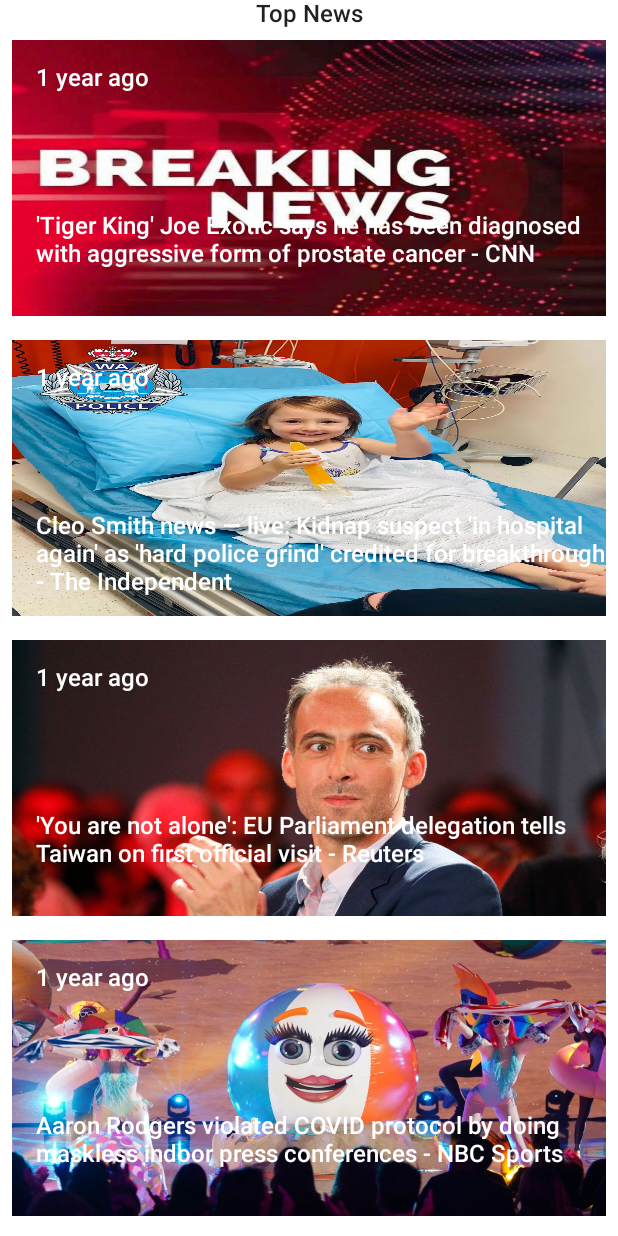
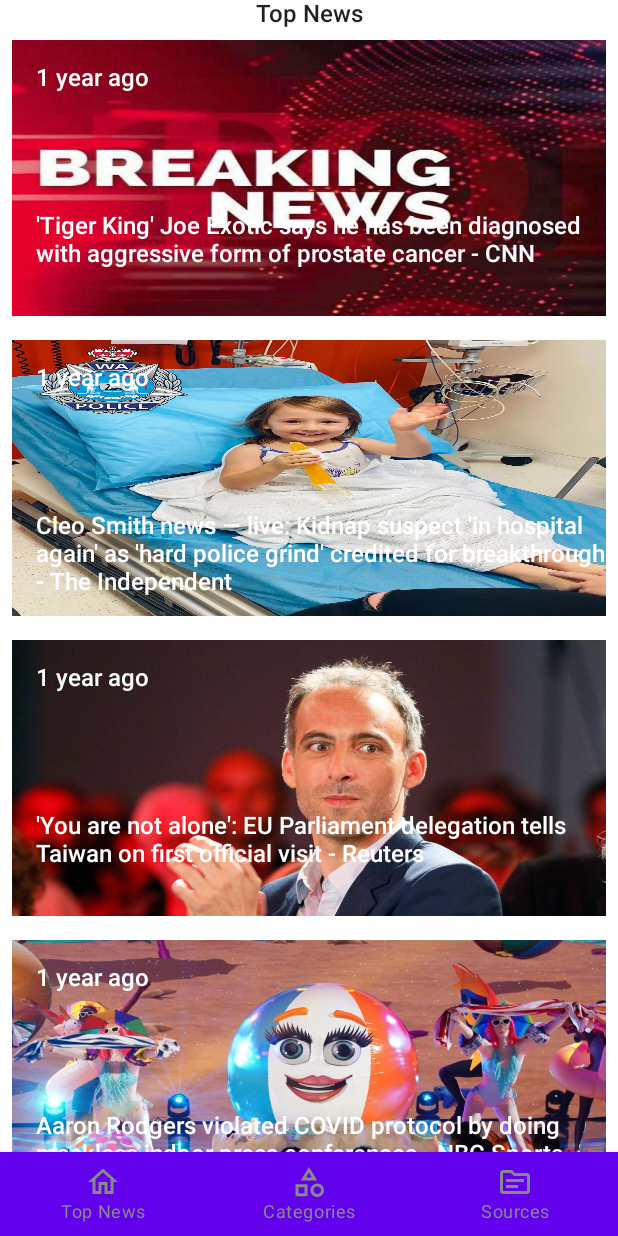
Before and after one commit to Lastlilith/NewsAppCompose, an Android app built with Jetpack Compose: the screen it shows after launch (MainActivity), on a phone screen of 412 x 824 dp. Run offline under Robolectric (Android 15) with nearby library versions, the phone set to English and light mode, and no system bars.

Commit message:
Added bottom navigation

```diff
--- a/app/build.gradle
+++ b/app/build.gradle
@@ -49,6 +49,7 @@ android {
 
 dependencies {
     implementation("androidx.navigation:navigation-compose:2.4.0-rc01")
+    implementation "androidx.compose.material:material-icons-extended:$compose_version"
 
     implementation 'androidx.core:core-ktx:1.7.0'
     implementation 'androidx.appcompat:appcompat:1.4.1'
--- /dev/null
+++ b/app/src/main/java/com/example/newsappcompose/BottomMenuScreen.kt
@@ -0,0 +1,16 @@
+package com.example.newsappcompose
+
+import androidx.compose.material.icons.Icons
+import androidx.compose.material.icons.outlined.Category
+import androidx.compose.material.icons.outlined.Home
+import androidx.compose.material.icons.outlined.Source
+import androidx.compose.ui.graphics.vector.ImageVector
+
+sealed class BottomMenuScreen(val route: String, val icon: ImageVector, val title: String) {
+
+    object TopNews: BottomMenuScreen("top news", icon = Icons.Outlined.Home, title = "Top News")
+
+    object Categories: BottomMenuScreen("categories", icon = Icons.Outlined.Category, title = "Categories")
+
+    object Sources: BottomMenuScreen("sources", icon = Icons.Outlined.Source, title = "Sources")
+}
--- /dev/null
+++ b/app/src/main/java/com/example/newsappcompose/components/BottomMenu.kt
@@ -0,0 +1,47 @@
+package com.example.newsappcompose.components
+
+import androidx.compose.material.BottomNavigation
+import androidx.compose.material.BottomNavigationItem
+import androidx.compose.material.Icon
+import androidx.compose.material.Text
+import androidx.compose.runtime.Composable
+import androidx.compose.runtime.getValue
+import androidx.compose.ui.graphics.Color
+import androidx.compose.ui.res.colorResource
+import androidx.navigation.NavController
+import androidx.navigation.compose.currentBackStackEntryAsState
+import com.example.newsappcompose.BottomMenuScreen
+import com.example.newsappcompose.R
+
+@Composable
+fun BottomMenu(navController: NavController) {
+    val menuItem =
+        listOf(BottomMenuScreen.TopNews, BottomMenuScreen.Categories, BottomMenuScreen.Sources)
+
+    BottomNavigation(contentColor = colorResource(id = R.color.white)) {
+        val navBackStackEntry by navController.currentBackStackEntryAsState()
+        val currentRoute = navBackStackEntry?.destination?.route
+        menuItem.forEach {
+            BottomNavigationItem(
+                label = { Text(text = it.title) },
+                alwaysShowLabel = true,
+                selectedContentColor = Color.White,
+                unselectedContentColor = Color.Gray,
+                selected = currentRoute == it.route,
+                onClick = {
+                    navController.navigate(it.route) {
+                        navController.graph.startDestinationRoute?.let {
+                            route ->
+                            popUpTo(route) {
+                                saveState = true
+                            }
+                        }
+                        launchSingleTop = true
+                        restoreState = true
+                    }
+                },
+                icon = { Icon(imageVector = it.icon, contentDescription = it.title) }
+            )
+        }
+    }
+}
--- a/app/src/main/java/com/example/newsappcompose/ui/NewsApp.kt
+++ b/app/src/main/java/com/example/newsappcompose/ui/NewsApp.kt
@@ -1,27 +1,41 @@
 package com.example.newsappcompose.ui
 
+import androidx.compose.foundation.ScrollState
 import androidx.compose.foundation.rememberScrollState
+import androidx.compose.material.Scaffold
 import androidx.compose.runtime.Composable
-import androidx.navigation.NavType
+import androidx.navigation.*
 import androidx.navigation.compose.NavHost
 import androidx.navigation.compose.composable
 import androidx.navigation.compose.rememberNavController
-import androidx.navigation.navArgument
+import com.example.newsappcompose.BottomMenuScreen
 import com.example.newsappcompose.MockData
+import com.example.newsappcompose.components.BottomMenu
+import com.example.newsappcompose.ui.screen.Categories
 import com.example.newsappcompose.ui.screen.DetailScreen
+import com.example.newsappcompose.ui.screen.Sources
 import com.example.newsappcompose.ui.screen.TopNews
 
 @Composable
 fun NewsApp() {
-    Navigation()
+    val scrollState = rememberScrollState()
+    val navController = rememberNavController()
+    MainScreen(navController = navController, scrollState = scrollState)
 }
 
 @Composable
-fun Navigation() {
-    val navController = rememberNavController()
-    val scrollState = rememberScrollState()
+fun MainScreen(navController: NavHostController, scrollState: ScrollState) {
+    Scaffold(bottomBar = {
+        BottomMenu(navController = navController)
+    }) {
+        Navigation(navController = navController, scrollState)
+    }
+}
 
+@Composable
+fun Navigation(navController: NavHostController, scrollState: ScrollState) {
     NavHost(navController = navController, startDestination = "TopNews") {
+        bottomNavigation(navController = navController)
         composable("TopNews") {
             TopNews(navController = navController)
         }
@@ -34,3 +48,15 @@ fun Navigation() {
         }
     }
 }
+
+fun NavGraphBuilder.bottomNavigation(navController: NavController) {
+    composable(BottomMenuScreen.TopNews.route) {
+        TopNews(navController = navController)
+    }
+    composable(BottomMenuScreen.Categories.route) {
+        Categories()
+    }
+    composable(BottomMenuScreen.Sources.route) {
+        Sources()
+    }
+}
```
Also changed, not shown: app/src/main/java/com/example/newsappcompose/ui/screen/Categories.kt (added, +9 -0 lines), app/src/main/java/com/example/newsappcompose/ui/screen/Sources.kt (added, +9 -0 lines).
